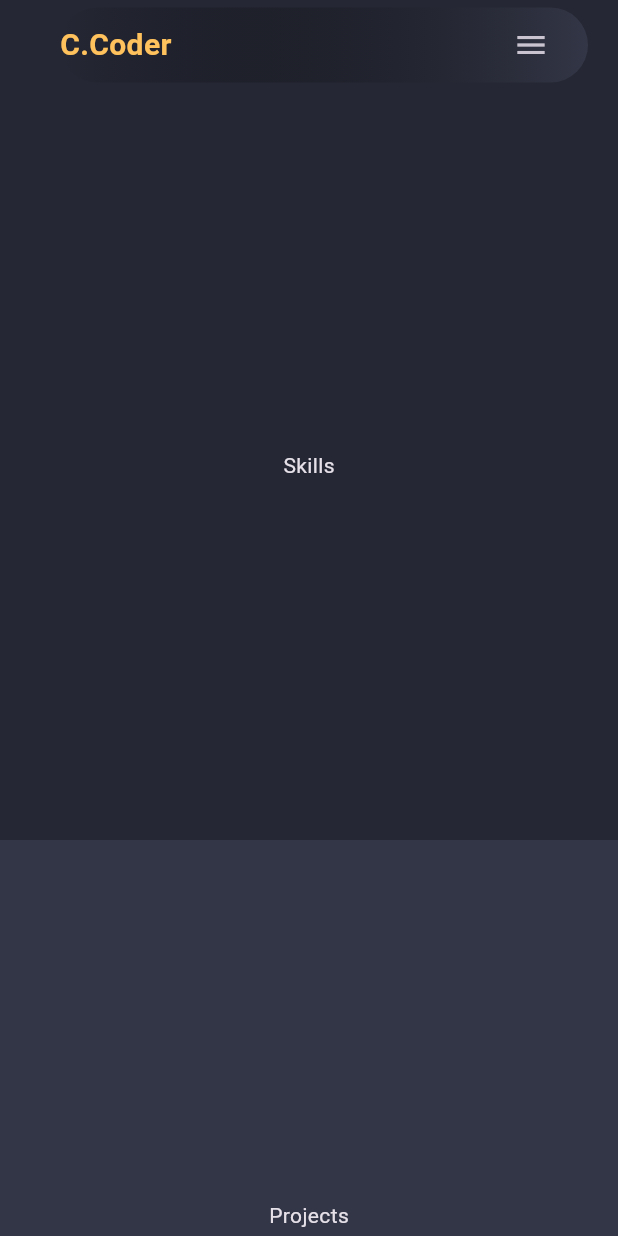
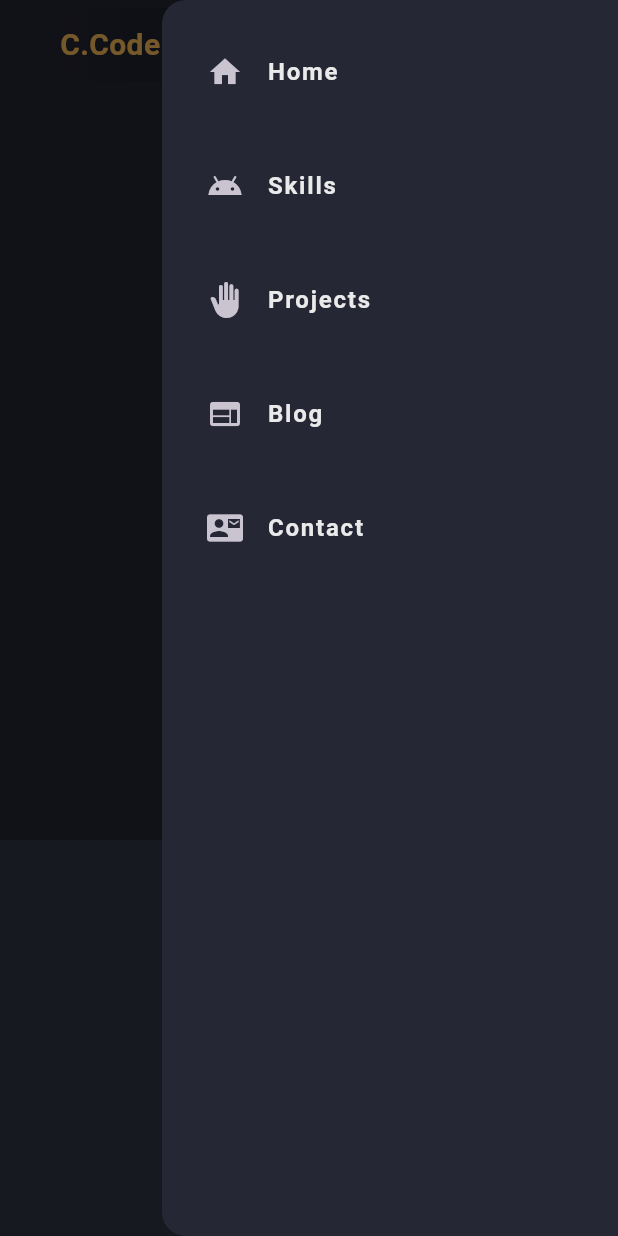
Before and after one commit to crazy-coder-018/my_portfolio_website, a Flutter app: the screen it shows after launch, after a tap on the "menu" icon, on a phone screen of 412 x 824 dp. Run offline on Flutter 3.47's test engine with Material 3 defaults, Android fonts, the phone set to English and light mode, and no system bars.

Commit message:
Ontap methods

```diff
--- a/lib/constants/nav_items.dart
+++ b/lib/constants/nav_items.dart
@@ -1 +1,11 @@
+import 'package:flutter/material.dart';
+
 List<String> navTitles = ['Home', 'Skills', 'Projects', 'Blog', 'Contact'];
+
+List<IconData> navIcons = [
+  Icons.home,
+  Icons.android_outlined,
+  Icons.back_hand,
+  Icons.web,
+  Icons.quick_contacts_mail,
+];
--- a/lib/pages/home_page.dart
+++ b/lib/pages/home_page.dart
@@ -2,6 +2,7 @@
 
 import 'package:flutter/material.dart';
 import 'package:my_portfolio_website/constants/colors.dart';
+import 'package:my_portfolio_website/constants/nav_items.dart';
 import 'package:my_portfolio_website/widgets/header_mobile.dart';
 
 class HomePage extends StatefulWidget {
@@ -12,16 +13,50 @@ class HomePage extends StatefulWidget {
 }
 
 class _HomePageState extends State<HomePage> {
+  final scaffoldKey = GlobalKey<ScaffoldState>();
+
   @override
   Widget build(BuildContext context) {
     return Scaffold(
+      key: scaffoldKey,
       backgroundColor: CustomColors.scaffoldBG,
+      endDrawer: Drawer(
+        backgroundColor: CustomColors.scaffoldBG,
+        child: ListView(
+          children: [
+            for (int i = 0; i < navIcons.length; i++)
+              Padding(
+                padding: const EdgeInsets.only(top: 20.0),
+                child: ListTile(
+                  onTap: () {},
+                  contentPadding: const EdgeInsets.symmetric(
+                    horizontal: 30.0,
+                    vertical: 0.0,
+                  ),
+                  leading: Icon(navIcons[i]),
+                  title: Text(navTitles[i]),
+                  titleTextStyle: TextStyle(
+                    color: CustomColors.whitePrimary,
+                    fontSize: 16,
+                    fontWeight: FontWeight.bold,
+                    letterSpacing: 1.2,
+                  ),
+                ),
+              ),
+          ],
+        ),
+      ),
       body: ListView(
         scrollDirection: Axis.vertical,
         children: [
           // Main
           // HeaderDesktop(),
-          HeaderMobile(() {}, () {}),
+          HeaderMobile(
+            onLogoTap: () {},
+            onMenuTap: () {
+              scaffoldKey.currentState?.openEndDrawer();
+            },
+          ),
 
           // Skills
           Container(
--- a/lib/widgets/header_desktop.dart
+++ b/lib/widgets/header_desktop.dart
@@ -17,7 +17,7 @@ class HeaderDesktop extends StatelessWidget {
       child: Row(
         children: [
           // Logo
-          SiteLogo(() {}),
+          SiteLogo(onTapChange: () {}),
 
           Spacer(),
 
--- a/lib/widgets/header_mobile.dart
+++ b/lib/widgets/header_mobile.dart
@@ -6,7 +6,11 @@ class HeaderMobile extends StatelessWidget {
   final VoidCallback? onLogoTap;
   final VoidCallback? onMenuTap;
 
-  const HeaderMobile(this.onLogoTap, this.onMenuTap, {super.key});
+  const HeaderMobile({
+    super.key,
+    required this.onLogoTap,
+    required this.onMenuTap,
+  });
 
   @override
   Widget build(BuildContext context) {
@@ -17,7 +21,7 @@ class HeaderMobile extends StatelessWidget {
       child: Row(
         children: [
           // Logo
-          SiteLogo(onLogoTap),
+          SiteLogo(onTapChange: () {}),
 
           const Spacer(),
 
--- a/lib/widgets/site_logo.dart
+++ b/lib/widgets/site_logo.dart
@@ -4,7 +4,7 @@ import 'package:my_portfolio_website/constants/colors.dart';
 class SiteLogo extends StatelessWidget {
   final VoidCallback? onTapChange;
 
-  const SiteLogo(this.onTapChange, {super.key});
+  const SiteLogo({super.key, required this.onTapChange});
 
   @override
   Widget build(BuildContext context) {
```
